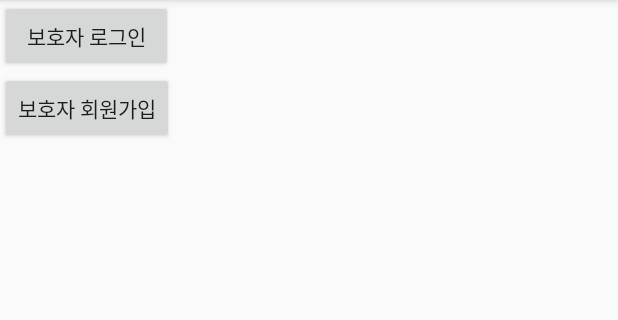
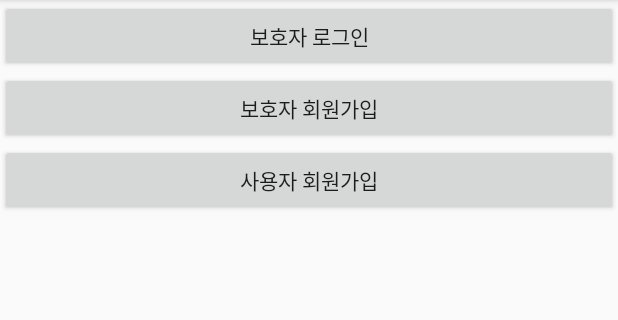
Before and after one commit to tlaektmf/NavigationForBlind, an Android app: the screen it shows after launch (MainActivity), on a phone screen of 412 x 824 dp, the part 84-404 px from its top. Run offline under Robolectric (Android 15) with nearby library versions, the phone set to English and light mode, and no system bars.

Commit message:
activity_main.xml 오류 수정

```diff
--- a/app/src/main/res/layout/activity_main.xml
+++ b/app/src/main/res/layout/activity_main.xml
@@ -10,15 +10,20 @@
 
     <Button
         android:id="@+id/goPLogin"
-        android:layout_width="115dp"
+        android:layout_width="match_parent"
         android:layout_height="wrap_content"
         android:text="보호자 로그인" />
 
     <Button
         android:id="@+id/goPJoin"
-        android:layout_width="wrap_content"
+        android:layout_width="match_parent"
         android:layout_height="wrap_content"
         android:text="보호자 회원가입" />
 
+    <Button
+        android:id="@+id/goUJoin"
+        android:layout_width="match_parent"
+        android:layout_height="wrap_content"
+        android:text="사용자 회원가입" />
 
 </LinearLayout>
```
